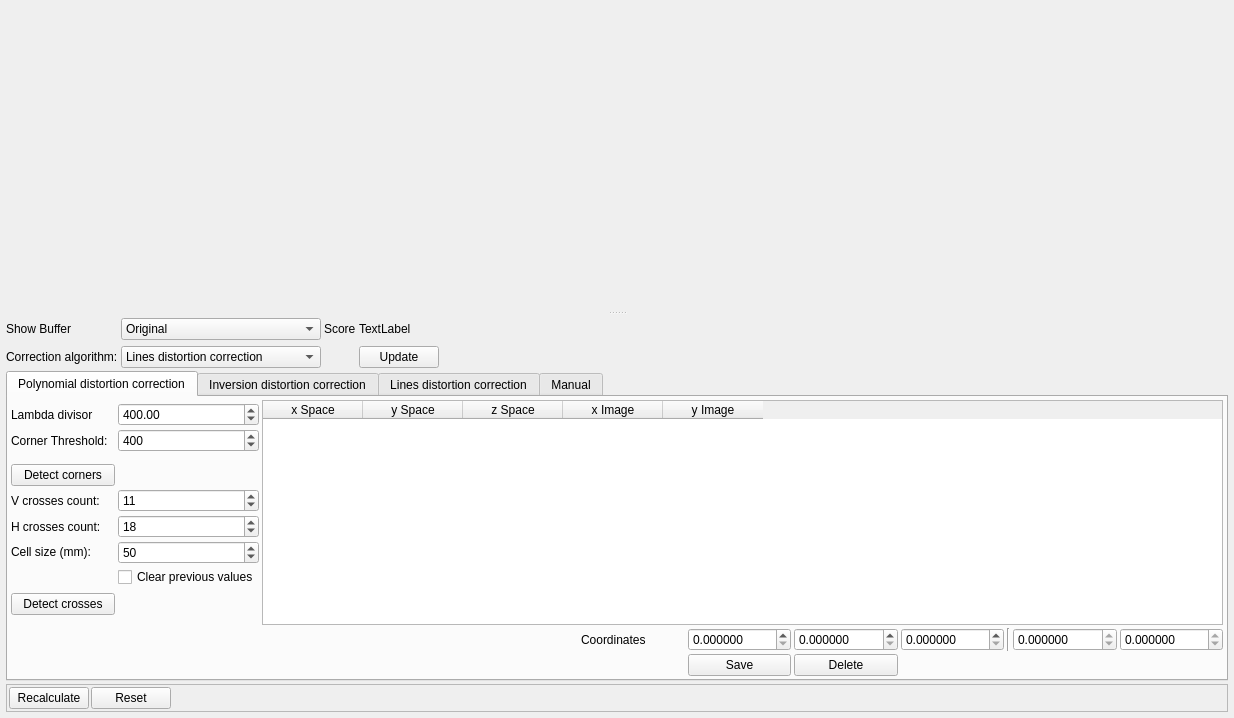
Before: the Qt Designer form utils/distortioncorrector/distortionWidget.ui in NickPenkrat/corecvs, drawn with Qt 5.
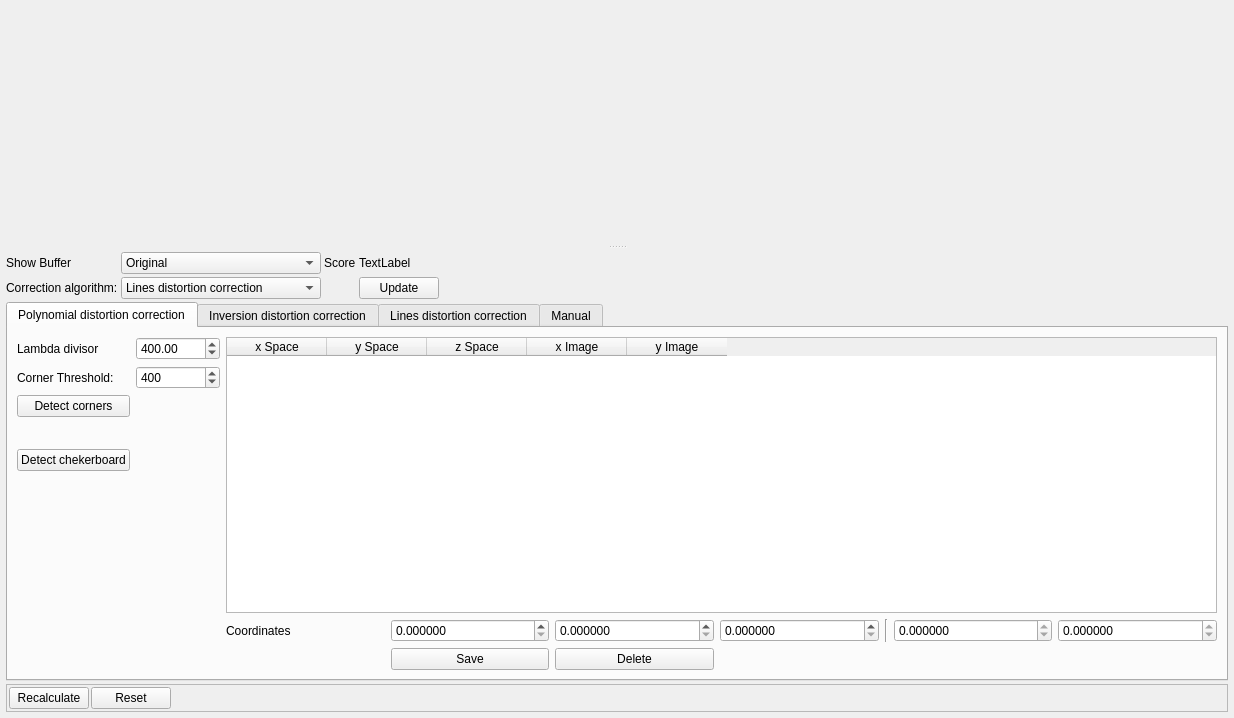
After: the same form once the commit is applied. The open tabs and pages were chosen to show the change. Icons and pictures are not drawn. Custom widgets are drawn as their Qt base class.

Commit message: Generator changes. Distortion widget deconstrutcion

```diff
--- a/utils/distortioncorrector/distortionWidget.ui
+++ b/utils/distortioncorrector/distortionWidget.ui
@@ -29,21 +29,19 @@
    <property name="spacing">
     <number>3</number>
    </property>
-   <item row="2" column="0">
+   <item row="0" column="0">
     <widget class="QSplitter" name="splitter">
+     <property name="sizePolicy">
+      <sizepolicy hsizetype="Preferred" vsizetype="Preferred">
+       <horstretch>0</horstretch>
+       <verstretch>0</verstretch>
+      </sizepolicy>
+     </property>
      <property name="orientation">
       <enum>Qt::Vertical</enum>
      </property>
      <widget class="PaintImageWidget" name="widget" native="true">
       <property name="sizePolicy">
-       <sizepolicy hsizetype="Fixed" vsizetype="Preferred">
-        <horstretch>0</horstretch>
-        <verstretch>0</verstretch>
-       </sizepolicy>
-      </property>
-     </widget>
-     <widget class="QWidget" name="parameterHolder" native="true">
-      <property name="sizePolicy">
        <sizepolicy hsizetype="Fixed" vsizetype="Expanding">
         <horstretch>0</horstretch>
         <verstretch>0</verstretch>
@@ -52,12 +50,20 @@
       <property name="minimumSize">
        <size>
         <width>0</width>
-        <height>0</height>
+        <height>200</height>
        </size>
       </property>
-      <property name="maximumSize">
+     </widget>
+     <widget class="QWidget" name="parameterHolder" native="true">
+      <property name="sizePolicy">
+       <sizepolicy hsizetype="Fixed" vsizetype="MinimumExpanding">
+        <horstretch>0</horstretch>
+        <verstretch>0</verstretch>
+       </sizepolicy>
+      </property>
+      <property name="minimumSize">
        <size>
-        <width>16777215</width>
+        <width>0</width>
         <height>400</height>
        </size>
       </property>
@@ -77,94 +83,14 @@
        <property name="spacing">
         <number>3</number>
        </property>
-       <item row="2" column="0">
-        <widget class="QLabel" name="label_3">
-         <property name="text">
-          <string>Сorrection algorithm:</string>
-         </property>
-        </widget>
-       </item>
-       <item row="2" column="1">
-        <widget class="QComboBox" name="methodSelectorBox">
-         <property name="currentIndex">
-          <number>2</number>
-         </property>
-         <item>
-          <property name="text">
-           <string>Polynomial distortion correction</string>
-          </property>
-         </item>
-         <item>
-          <property name="text">
-           <string>Inversion distortion correction</string>
-          </property>
-         </item>
-         <item>
-          <property name="text">
-           <string>Lines distortion correction</string>
-          </property>
-         </item>
-         <item>
-          <property name="text">
-           <string>Default correction</string>
-          </property>
-         </item>
-         <item>
-          <property name="text">
-           <string>Manual correction</string>
-          </property>
-         </item>
-        </widget>
-       </item>
-       <item row="0" column="0">
-        <widget class="QLabel" name="label_4">
-         <property name="text">
-          <string>Show Buffer</string>
-         </property>
-        </widget>
-       </item>
-       <item row="0" column="1">
-        <widget class="QComboBox" name="bufferSelectorBox">
-         <item>
-          <property name="text">
-           <string>Original</string>
-          </property>
-         </item>
-         <item>
-          <property name="text">
-           <string>Corners</string>
-          </property>
-         </item>
-         <item>
-          <property name="text">
-           <string>Corrected</string>
-          </property>
-         </item>
-        </widget>
-       </item>
-       <item row="2" column="3">
-        <widget class="QPushButton" name="updateScoreButton">
-         <property name="text">
-          <string>Update</string>
-         </property>
-        </widget>
-       </item>
-       <item row="0" column="3">
-        <widget class="QLabel" name="scoreLabel">
-         <property name="text">
-          <string>TextLabel</string>
-         </property>
-        </widget>
-       </item>
-       <item row="0" column="2">
-        <widget class="QLabel" name="label_11">
-         <property name="text">
-          <string>Score</string>
-         </property>
-        </widget>
-       </item>
-       <item row="4" column="0" colspan="5">
+       <item row="3" column="0" colspan="5">
         <widget class="QTabWidget" name="parametersTabWidget">
+         <property name="sizePolicy">
+          <sizepolicy hsizetype="Expanding" vsizetype="Preferred">
+           <horstretch>0</horstretch>
+           <verstretch>0</verstretch>
+          </sizepolicy>
+         </property>
          <property name="minimumSize">
           <size>
            <width>0</width>
@@ -172,147 +98,111 @@
           </size>
          </property>
          <property name="currentIndex">
-          <number>3</number>
+          <number>2</number>
          </property>
          <widget class="QWidget" name="tab_LevMarq">
-          <property name="minimumSize">
-           <size>
-            <width>0</width>
-            <height>150</height>
-           </size>
+          <property name="sizePolicy">
+           <sizepolicy hsizetype="Preferred" vsizetype="Preferred">
+            <horstretch>0</horstretch>
+            <verstretch>0</verstretch>
+           </sizepolicy>
           </property>
           <attribute name="title">
            <string>Polynomial distortion correction</string>
           </attribute>
-          <layout class="QGridLayout" name="gridLayout_2">
-           <property name="leftMargin">
-            <number>3</number>
-           </property>
-           <property name="topMargin">
-            <number>3</number>
-           </property>
-           <property name="rightMargin">
-            <number>3</number>
-           </property>
-           <property name="bottomMargin">
-            <number>3</number>
-           </property>
-           <property name="spacing">
-            <number>3</number>
-           </property>
-           <item row="7" column="3">
-            <widget class="QDoubleSpinBox" name="vCrossesCountBox">
-             <property name="decimals">
-              <number>0</number>
-             </property>
-             <property name="maximum">
-              <double>999999.000000000000000</double>
-             </property>
-             <property name="value">
-              <double>11.000000000000000</double>
-             </property>
-            </widget>
+          <layout class="QGridLayout" name="gridLayout_8">
+           <item row="0" column="0" rowspan="2">
+            <layout class="QGridLayout" name="gridLayout_7">
+             <item row="0" column="1">
+              <widget class="QDoubleSpinBox" name="lambdaDivisorBox">
+               <property name="maximum">
+                <double>999999.000000000000000</double>
+               </property>
+               <property name="value">
+                <double>400.000000000000000</double>
+               </property>
+              </widget>
+             </item>
+             <item row="3" column="0" colspan="2">
+              <widget class="CheckerboardDetectionParametersControlWidget" name="checkerboardParametersWidget" native="true">
+               <property name="minimumSize">
+                <size>
+                 <width>0</width>
+                 <height>20</height>
+                </size>
+               </property>
+              </widget>
+             </item>
+             <item row="1" column="0">
+              <widget class="QLabel" name="label_6">
+               <property name="text">
+                <string>Corner Threshold:</string>
+               </property>
+              </widget>
+             </item>
+             <item row="0" column="0">
+              <widget class="QLabel" name="label_7">
+               <property name="text">
+                <string>Lambda divisor</string>
+               </property>
+              </widget>
+             </item>
+             <item row="4" column="0">
+              <widget class="QPushButton" name="crossDetectorButton">
+               <property name="text">
+                <string>Detect chekerboard</string>
+               </property>
+              </widget>
+             </item>
+             <item row="2" column="0">
+              <widget class="QPushButton" name="cornerDetectorButton">
+               <property name="text">
+                <string>Detect corners</string>
+               </property>
+              </widget>
+             </item>
+             <item row="1" column="1">
+              <widget class="QSpinBox" name="cornerThresholdBox">
+               <property name="minimum">
+                <number>1</number>
+               </property>
+               <property name="maximum">
+                <number>99999</number>
+               </property>
+               <property name="value">
+                <number>400</number>
+               </property>
+              </widget>
+             </item>
+             <item row="5" column="0" colspan="2">
+              <spacer name="verticalSpacer_2">
+               <property name="orientation">
+                <enum>Qt::Vertical</enum>
+               </property>
+               <property name="sizeHint" stdset="0">
+                <size>
+                 <width>20</width>
+                 <height>40</height>
+                </size>
+               </property>
+              </spacer>
+             </item>
+            </layout>
            </item>
-           <item row="8" column="0">
-            <widget class="QLabel" name="label_15">
-             <property name="text">
-              <string>H crosses count:</string>
-             </property>
-            </widget>
-           </item>
-           <item row="1" column="0">
-            <widget class="QLabel" name="label_7">
-             <property name="text">
-              <string>Lambda divisor</string>
-             </property>
-            </widget>
-           </item>
-           <item row="10" column="3">
-            <widget class="QCheckBox" name="clearOldValuesCheckBox">
-             <property name="text">
-              <string>Clear previous values</string>
-             </property>
-            </widget>
-           </item>
-           <item row="16" column="14">
-            <widget class="QDoubleSpinBox" name="imageYSpinBox">
-             <property name="readOnly">
-              <bool>true</bool>
-             </property>
-             <property name="decimals">
-              <number>6</number>
-             </property>
-            </widget>
-           </item>
-           <item row="2" column="0">
-            <widget class="QLabel" name="label_6">
-             <property name="text">
-              <string>Corner Threshold:</string>
-             </property>
-            </widget>
-           </item>
-           <item row="9" column="3">
-            <widget class="QSpinBox" name="cellSizeBox">
-             <property name="minimum">
-              <number>1</number>
-             </property>
-             <property name="maximum">
-              <number>99999</number>
-             </property>
-             <property name="value">
-              <number>50</number>
-             </property>
-            </widget>
-           </item>
-           <item row="7" column="0">
-            <widget class="QLabel" name="label_16">
-             <property name="text">
-              <string>V crosses count:</string>
-             </property>
-            </widget>
-           </item>
-           <item row="16" column="13">
-            <widget class="QDoubleSpinBox" name="imageXSpinBox">
-             <property name="readOnly">
-              <bool>true</bool>
-             </property>
-             <property name="decimals">
-              <number>6</number>
-             </property>
-            </widget>
-           </item>
-           <item row="16" column="11">
-            <widget class="QDoubleSpinBox" name="zCoordSpinBox">
-             <property name="readOnly">
-              <bool>false</bool>
-             </property>
-             <property name="decimals">
-              <number>6</number>
-             </property>
-            </widget>
-           </item>
-           <item row="17" column="9">
-            <widget class="QPushButton" name="saveButton">
-             <property name="text">
-              <string>Save</string>
-             </property>
-            </widget>
-           </item>
-           <item row="2" column="3">
-            <widget class="QSpinBox" name="cornerThresholdBox">
-             <property name="minimum">
-              <number>1</number>
-             </property>
-             <property name="maximum">
-              <number>99999</number>
-             </property>
-             <property name="value">
-              <number>400</number>
-             </property>
-            </widget>
-           </item>
-           <item row="0" column="5" rowspan="16" colspan="10">
+           <item row="0" column="1">
             <widget class="QTableWidget" name="pointsTableWidget">
+             <property name="sizePolicy">
+              <sizepolicy hsizetype="Expanding" vsizetype="MinimumExpanding">
+               <horstretch>0</horstretch>
+               <verstretch>0</verstretch>
+              </sizepolicy>
+             </property>
+             <property name="maximumSize">
+              <size>
+               <width>16777215</width>
+               <height>300</height>
+              </size>
+             </property>
              <property name="editTriggers">
               <set>QAbstractItemView::AnyKeyPressed|QAbstractItemView::EditKeyPressed</set>
              </property>
@@ -343,110 +233,97 @@
              </column>
             </widget>
            </item>
-           <item row="16" column="9">
-            <widget class="QDoubleSpinBox" name="xCoordSpinBox">
-             <property name="decimals">
-              <number>6</number>
-             </property>
-            </widget>
-           </item>
-           <item row="8" column="3">
-            <widget class="QSpinBox" name="hCrossesCountBox">
-             <property name="minimum">
-              <number>1</number>
-             </property>
-             <property name="maximum">
-              <number>99999</number>
-             </property>
-             <property name="value">
-              <number>18</number>
-             </property>
-            </widget>
-           </item>
-           <item row="17" column="10">
-            <widget class="QPushButton" name="deleteButton">
-             <property name="text">
-              <string>Delete</string>
-             </property>
-            </widget>
-           </item>
-           <item row="6" column="0">
-            <widget class="QPushButton" name="cornerDetectorButton">
-             <property name="text">
-              <string>Detect corners</string>
-             </property>
-            </widget>
-           </item>
-           <item row="16" column="12">
-            <widget class="Line" name="line">
-             <property name="orientation">
-              <enum>Qt::Vertical</enum>
-             </property>
-            </widget>
-           </item>
-           <item row="16" column="8">
-            <widget class="QLabel" name="label_5">
-             <property name="minimumSize">
-              <size>
-               <width>0</width>
-               <height>15</height>
-              </size>
-             </property>
-             <property name="text">
-              <string>Coordinates</string>
-             </property>
-            </widget>
-           </item>
-           <item row="9" column="0">
-            <widget class="QLabel" name="CellSizeLaqbel">
-             <property name="focusPolicy">
-              <enum>Qt::TabFocus</enum>
-             </property>
-             <property name="text">
-              <string>Cell size (mm):</string>
-             </property>
-            </widget>
-           </item>
-           <item row="1" column="3">
-            <widget class="QDoubleSpinBox" name="lambdaDivisorBox">
-             <property name="maximum">
-              <double>999999.000000000000000</double>
-             </property>
-             <property name="value">
-              <double>400.000000000000000</double>
-             </property>
-            </widget>
-           </item>
-           <item row="16" column="10">
-            <widget class="QDoubleSpinBox" name="yCoordSpinBox">
-             <property name="decimals">
-              <number>6</number>
-             </property>
-            </widget>
-           </item>
-           <item row="13" column="0">
-            <spacer name="verticalSpacer_2">
-             <property name="orientation">
-              <enum>Qt::Vertical</enum>
-             </property>
-             <property name="sizeHint" stdset="0">
-              <size>
-               <width>20</width>
-               <height>40</height>
-              </size>
-             </property>
-            </spacer>
-           </item>
-           <item row="12" column="0">
-            <widget class="QPushButton" name="crossDetectorButton">
-             <property name="text">
-              <string>Detect crosses</string>
-             </property>
-            </widget>
+           <item row="1" column="1">
+            <layout class="QGridLayout" name="gridLayout_2">
+             <item row="0" column="1">
+              <widget class="QDoubleSpinBox" name="xCoordSpinBox">
+               <property name="decimals">
+                <number>6</number>
+               </property>
+              </widget>
+             </item>
+             <item row="0" column="5">
+              <widget class="QDoubleSpinBox" name="imageXSpinBox">
+               <property name="readOnly">
+                <bool>true</bool>
+               </property>
+               <property name="decimals">
+                <number>6</number>
+               </property>
+              </widget>
+             </item>
+             <item row="0" column="3">
+              <widget class="QDoubleSpinBox" name="zCoordSpinBox">
+               <property name="readOnly">
+                <bool>false</bool>
+               </property>
+               <property name="decimals">
+                <number>6</number>
+               </property>
+              </widget>
+             </item>
+             <item row="0" column="0">
+              <widget class="QLabel" name="label_5">
+               <property name="minimumSize">
+                <size>
+                 <width>0</width>
+                 <height>15</height>
+                </size>
+               </property>
+               <property name="text">
+                <string>Coordinates</string>
+               </property>
+              </widget>
+             </item>
+             <item row="0" column="4">
+              <widget class="Line" name="line">
+               <property name="orientation">
+                <enum>Qt::Vertical</enum>
+               </property>
+              </widget>
+             </item>
+             <item row="0" column="2">
+              <widget class="QDoubleSpinBox" name="yCoordSpinBox">
+               <property name="decimals">
+                <number>6</number>
+               </property>
+              </widget>
+             </item>
+             <item row="0" column="6">
+              <widget class="QDoubleSpinBox" name="imageYSpinBox">
+               <property name="readOnly">
+                <bool>true</bool>
+               </property>
+               <property name="decimals">
+                <number>6</number>
+               </property>
+              </widget>
+             </item>
+             <item row="1" column="1">
+              <widget class="QPushButton" name="saveButton">
+               <property name="text">
+                <string>Save</string>
+               </property>
+              </widget>
+             </item>
+             <item row="1" column="2">
+              <widget class="QPushButton" name="deleteButton">
+               <property name="text">
+                <string>Delete</string>
+               </property>
+              </widget>
+             </item>
+            </layout>
            </item>
           </layout>
          </widget>
          <widget class="QWidget" name="tab_Inversion">
+          <property name="sizePolicy">
+           <sizepolicy hsizetype="Preferred" vsizetype="Preferred">
+            <horstretch>0</horstretch>
+            <verstretch>0</verstretch>
+           </sizepolicy>
+          </property>
           <attribute name="title">
            <string>Inversion distortion correction</string>
           </attribute>
@@ -542,6 +419,12 @@
           </layout>
          </widget>
          <widget class="QWidget" name="tab_Lines">
+          <property name="sizePolicy">
+           <sizepolicy hsizetype="Preferred" vsizetype="Preferred">
+            <horstretch>0</horstretch>
+            <verstretch>0</verstretch>
+           </sizepolicy>
+          </property>
           <attribute name="title">
            <string>Lines distortion correction</string>
           </attribute>
@@ -558,73 +441,7 @@
            <property name="spacing">
             <number>3</number>
            </property>
-           <item row="1" column="0">
-            <widget class="QLabel" name="label_8">
-             <property name="text">
-              <string>Iteration Number</string>
-             </property>
-            </widget>
-           </item>
-           <item row="1" column="1">
-            <widget class="QSpinBox" name="iterationsSpinBox">
-             <property name="minimum">
-              <number>250</number>
-             </property>
-             <property name="maximum">
-              <number>100000</number>
-             </property>
-             <property name="value">
-              <number>1000</number>
-             </property>
-            </widget>
-           </item>
-           <item row="2" column="0">
-            <widget class="QLabel" name="label_9">
-             <property name="text">
-              <string>Polynom Degree</string>
-             </property>
-            </widget>
-           </item>
-           <item row="2" column="1">
-            <widget class="QSpinBox" name="degreeSpinBox">
-             <property name="minimum">
-              <number>2</number>
-             </property>
-             <property name="maximum">
-              <number>20</number>
-             </property>
-             <property name="value">
-              <number>4</number>
-             </property>
-            </widget>
-           </item>
-           <item row="3" column="0">
-            <widget class="QLabel" name="label_10">
-             <property name="text">
-              <string>Scale factor y/x</string>
-             </property>
-            </widget>
-           </item>
-           <item row="3" column="1">
-            <widget class="QDoubleSpinBox" name="lineScaleSpinBox">
-             <property name="decimals">
-              <number>3</number>
-             </property>
-             <property name="minimum">
-              <double>0.100000000000000</double>
-             </property>
-             <property name="maximum">
-              <double>1.500000000000000</double>
-             </property>
-             <property name="singleStep">
-              <double>0.050000000000000</double>
-             </property>
-             <property name="value">
-              <double>0.800000000000000</double>
-             </property>
-            </widget>
-           </item>
-           <item row="11" column="0">
+           <item row="6" column="0">
             <spacer name="verticalSpacer_3">
              <property name="orientation">
               <enum>Qt::Vertical</enum>
@@ -635,96 +452,57 @@
              <property name="sizeHint" stdset="0">
               <size>
                <width>20</width>
-               <height>40</height>
+               <height>10</height>
               </size>
              </property>
             </spacer>
            </item>
-           <item row="8" column="3">
-            <spacer name="horizontalSpacer_3">
-             <property name="orientation">
-              <enum>Qt::Horizontal</enum>
-             </property>
-             <property name="sizeHint" stdset="0">
-              <size>
-               <width>40</width>
-               <height>20</height>
-              </size>
-             </property>
-            </spacer>
-           </item>
-           <item row="1" column="2" rowspan="3" colspan="2">
-            <widget class="QLabel" name="label_12">
-             <property name="text">
-              <string>TextLabel</string>
-             </property>
-            </widget>
-           </item>
-           <item row="4" column="0" colspan="2">
-            <widget class="QCheckBox" name="simpleJacobianCheckBox">
-             <property name="enabled">
-              <bool>true</bool>
-             </property>
-             <property name="text">
-              <string>Simple Jacobian</string>
-             </property>
-             <property name="checked">
-              <bool>true</bool>
-             </property>
-            </widget>
-           </item>
-           <item row="7" column="0" colspan="2">
-            <widget class="QCheckBox" name="preciseInvertionCheckBox">
-             <property name="text">
-              <string>Precise Invertion</string>
-             </property>
-            </widget>
-           </item>
-           <item row="5" column="0" colspan="2">
-            <widget class="QCheckBox" name="estimateTangentCheckBox">
-             <property name="text">
-              <string>Estimate Tangent</string>
-             </property>
-            </widget>
-           </item>
-           <item row="6" column="0">
-            <widget class="QCheckBox" name="estimateCenterCheckBox">
-             <property name="text">
-              <string>Estimate Center</string>
-             </property>
-            </widget>
-           </item>
-           <item row="0" column="0" colspan="2">
-            <widget class="QComboBox" name="costFunctionComboBox">
-             <item>
-              <property name="text">
-               <string>Angle Cost Function</string>
-              </property>
-             </item>
-             <item>
-              <property name="text">
-               <string>Distance Cost Function</string>
-              </property>
-             </item>
-            </widget>
-           </item>
-           <item row="7" column="2">
+           <item row="2" column="1">
             <widget class="QPushButton" name="savePointsButton">
              <property name="text">
               <string>Save</string>
              </property>
             </widget>
            </item>
-           <item row="6" column="2">
+           <item row="1" column="1">
             <widget class="QPushButton" name="loadPointsButton">
              <property name="text">
               <string>Load</string>
              </property>
             </widget>
            </item>
+           <item row="1" column="0" rowspan="2">
+            <widget class="LineDistortionEstimatorParametersControlWidget" name="lineDistortionWidget" native="true">
+             <property name="minimumSize">
+              <size>
+               <width>120</width>
+               <height>120</height>
+              </size>
+             </property>
+            </widget>
+           </item>
+           <item row="1" column="2">
+            <spacer name="horizontalSpacer_3">
+             <property name="orientation">
+              <enum>Qt::Horizontal</enum>
+             </property>
+             <property name="sizeHint" stdset="0">
+              <size>
+               <width>40</width>
+               <height>20</height>
+              </size>
+             </property>
+            </spacer>
+           </item>
           </layout>
          </widget>
          <widget class="QWidget" name="tab_Manual">
+          <property name="sizePolicy">
+           <sizepolicy hsizetype="Preferred" vsizetype="Preferred">
+            <horstretch>0</horstretch>
+            <verstretch>0</verstretch>
+           </sizepolicy>
+          </property>
           <attribute name="title">
            <string>Manual</string>
           </attribute>
@@ -771,8 +549,14 @@
          </widget>
         </widget>
        </item>
-       <item row="5" column="0" colspan="5">
+       <item row="4" column="0" colspan="5">
         <widget class="QFrame" name="frame">
+         <property name="sizePolicy">
+          <sizepolicy hsizetype="Preferred" vsizetype="Maximum">
+           <horstretch>0</horstretch>
+           <verstretch>0</verstretch>
+          </sizepolicy>
+         </property>
          <property name="frameShape">
           <enum>QFrame::StyledPanel</enum>
          </property>
@@ -845,7 +629,117 @@
          </layout>
         </widget>
        </item>
-       <item row="0" column="4" rowspan="3">
+       <item row="0" column="1">
+        <widget class="QComboBox" name="bufferSelectorBox">
+         <item>
+          <property name="text">
+           <string>Original</string>
+          </property>
+         </item>
+         <item>
+          <property name="text">
+           <string>Corners</string>
+          </property>
+         </item>
+         <item>
+          <property name="text">
+           <string>Corrected</string>
+          </property>
+         </item>
+        </widget>
+       </item>
+       <item row="1" column="3">
+        <widget class="QPushButton" name="updateScoreButton">
+         <property name="text">
+          <string>Update</string>
+         </property>
+        </widget>
+       </item>
+       <item row="0" column="2">
+        <widget class="QLabel" name="label_11">
+         <property name="sizePolicy">
+          <sizepolicy hsizetype="Preferred" vsizetype="Fixed">
+           <horstretch>0</horstretch>
+           <verstretch>0</verstretch>
+          </sizepolicy>
+         </property>
+         <property name="text">
+          <string>Score</string>
+         </property>
+        </widget>
+       </item>
+       <item row="0" column="3">
+        <widget class="QLabel" name="scoreLabel">
+         <property name="sizePolicy">
+          <sizepolicy hsizetype="Preferred" vsizetype="Fixed">
+           <horstretch>0</horstretch>
+           <verstretch>0</verstretch>
+          </sizepolicy>
+         </property>
+         <property name="text">
+          <string>TextLabel</string>
+         </property>
+        </widget>
+       </item>
+       <item row="1" column="1">
+        <widget class="QComboBox" name="methodSelectorBox">
+         <property name="currentIndex">
+          <number>2</number>
+         </property>
+         <item>
+          <property name="text">
+           <string>Polynomial distortion correction</string>
+          </property>
+         </item>
+         <item>
+          <property name="text">
+           <string>Inversion distortion correction</string>
+          </property>
+         </item>
+         <item>
+          <property name="text">
+           <string>Lines distortion correction</string>
+          </property>
+         </item>
+         <item>
+          <property name="text">
+           <string>Default correction</string>
+          </property>
+         </item>
+         <item>
+          <property name="text">
+           <string>Manual correction</string>
+          </property>
+         </item>
+        </widget>
+       </item>
+       <item row="0" column="0">
+        <widget class="QLabel" name="label_4">
+         <property name="sizePolicy">
+          <sizepolicy hsizetype="Preferred" vsizetype="Fixed">
+           <horstretch>0</horstretch>
+           <verstretch>0</verstretch>
+          </sizepolicy>
+         </property>
+         <property name="text">
+          <string>Show Buffer</string>
+         </property>
+        </widget>
+       </item>
+       <item row="1" column="0">
+        <widget class="QLabel" name="label_3">
+         <property name="sizePolicy">
+          <sizepolicy hsizetype="Preferred" vsizetype="Fixed">
+           <horstretch>0</horstretch>
+           <verstretch>0</verstretch>
+          </sizepolicy>
+         </property>
+         <property name="text">
+          <string>Сorrection algorithm:</string>
+         </property>
+        </widget>
+       </item>
+       <item row="0" column="4">
         <spacer name="horizontalSpacer_2">
          <property name="orientation">
           <enum>Qt::Horizontal</enum>
@@ -877,6 +771,18 @@
    <header>lensDistortionModelParametersControlWidget.h</header>
    <container>1</container>
   </customwidget>
+  <customwidget>
+   <class>CheckerboardDetectionParametersControlWidget</class>
+   <extends>QWidget</extends>
+   <header>checkerboardDetectionParametersControlWidget.h</header>
+   <container>1</container>
+  </customwidget>
+  <customwidget>
+   <class>LineDistortionEstimatorParametersControlWidget</class>
+   <extends>QWidget</extends>
+   <header>lineDistortionEstimatorParametersControlWidget.h</header>
+   <container>1</container>
+  </customwidget>
  </customwidgets>
  <resources>
   <include location="../../resources/main.qrc"/>
```
The commit also changes 69 other files.
